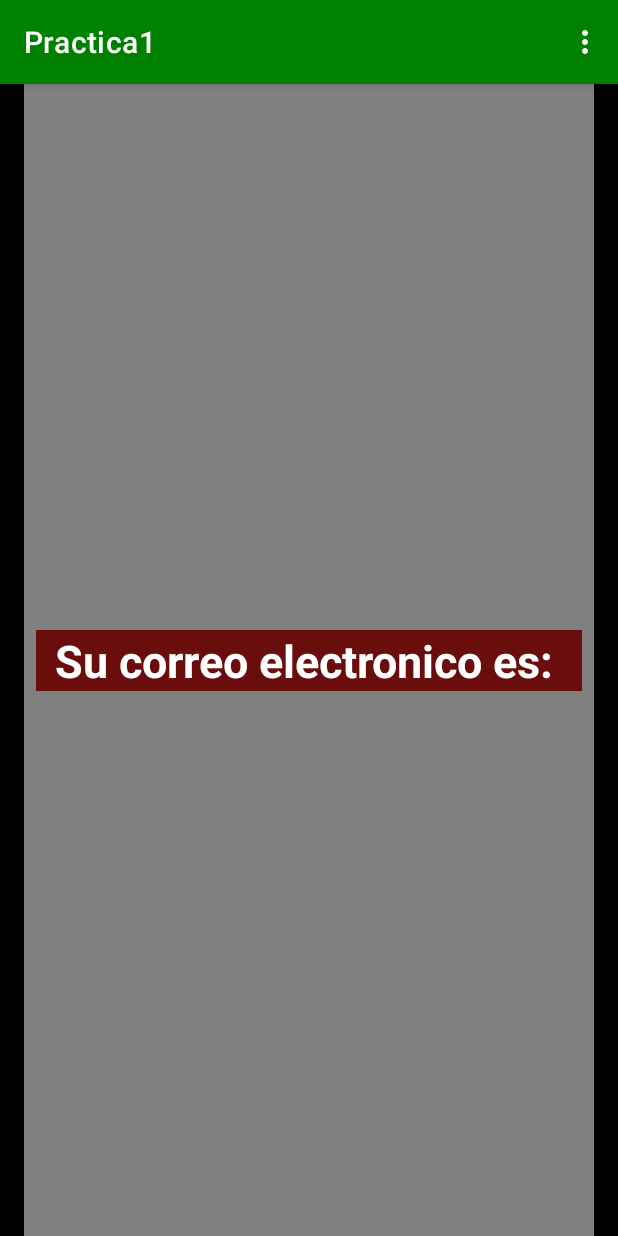
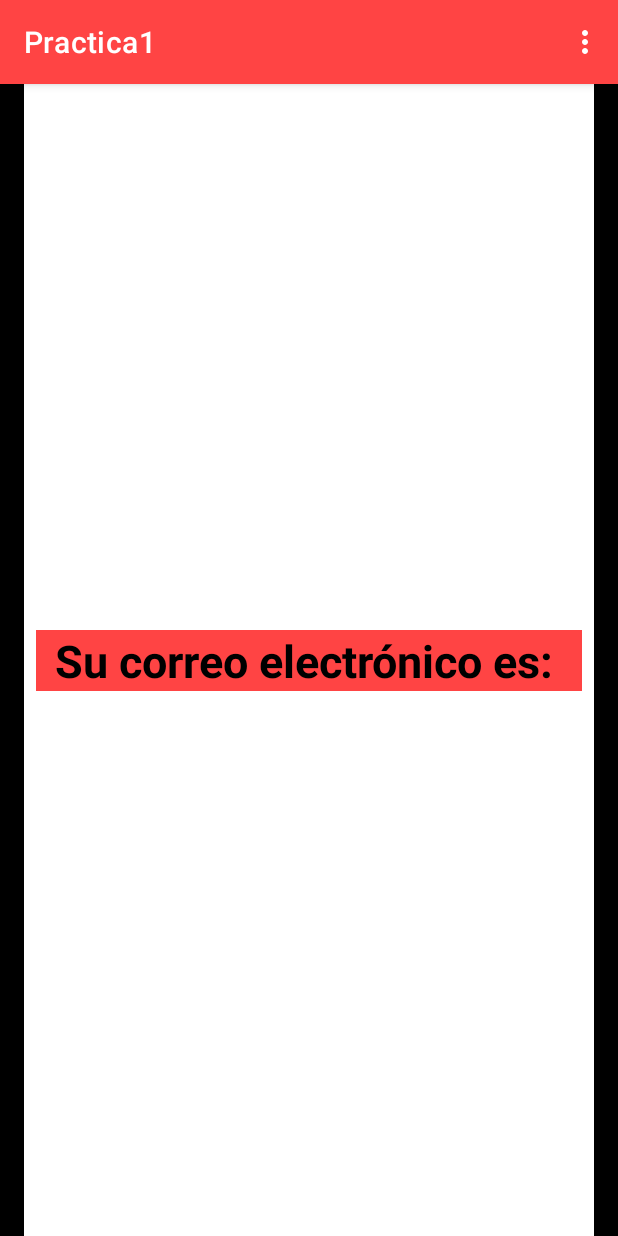
Before and after one commit to Antonio0119/Practica1, an Android app: the MainActivity screen opened directly, with no data from a screen before it, on a phone screen of 412 x 824 dp. Run offline under Robolectric (Android 15) with nearby library versions, the phone set to English and light mode, and no system bars.

Commit message:
Se modifica el diseño de la interfaz

```diff
--- a/app/src/main/java/com/techfind/myapplication/LoginActivity.kt
+++ b/app/src/main/java/com/techfind/myapplication/LoginActivity.kt
@@ -36,7 +36,7 @@ class LoginActivity : AppCompatActivity() {
                 val password = passwordEditText.text.toString()
 
                 if (email == emailReceived && password == passwordReceived && email.isNotEmpty() && password.isNotEmpty()){
-                    Toast.makeText(this@LoginActivity, "Inicio de sesion exitoso", Toast.LENGTH_SHORT).show()
+                    Toast.makeText(this@LoginActivity, "Inicio de sesión exitoso", Toast.LENGTH_SHORT).show()
                     val intent =
                         Intent(this@LoginActivity, MainActivity::class.java)
                     intent.putExtra("email", email)
--- a/app/src/main/java/com/techfind/myapplication/MainActivity.kt
+++ b/app/src/main/java/com/techfind/myapplication/MainActivity.kt
@@ -17,7 +17,7 @@ class MainActivity : AppCompatActivity() {
 
     override fun onBackPressed() {
         super.onBackPressed()
-        Toast.makeText(this,"Cerrando Practica1", Toast.LENGTH_SHORT).show()
+        Toast.makeText(this,"Cerrando Práctica 1", Toast.LENGTH_SHORT).show()
     }
 
     override fun onCreate(savedInstanceState: Bundle?) {
@@ -36,7 +36,7 @@ class MainActivity : AppCompatActivity() {
             passwordSend = passwordReceived.toString()
         }
 
-        mainBinding.resultTextView.text = "Su correo electronico es: " + emailReceived
+        mainBinding.resultTextView.text = "Su correo electrónico es: " + emailReceived
 
     }
 
--- a/app/src/main/res/layout/activity_login.xml
+++ b/app/src/main/res/layout/activity_login.xml
@@ -13,7 +13,7 @@
         android:layout_height="wrap_content"
         android:layout_marginLeft="16dp"
         android:layout_marginRight="16dp"
-        android:background="@color/gray"
+        android:background="@color/white"
         tools:context=".LoginActivity">
 
         <TextView
@@ -96,7 +96,7 @@
             android:layout_marginStart="8dp"
             android:layout_marginTop="16dp"
             android:layout_marginEnd="8dp"
-            android:backgroundTint="@color/background_input"
+            android:backgroundTint="@android:color/holo_red_dark"
             android:text="@string/login"
             android:textAllCaps="false"
             app:cornerRadius="16dp"
@@ -114,7 +114,7 @@
             android:layout_marginEnd="8dp"
             android:clickable="false"
             android:text="@string/not_have_account"
-            android:textColor="@color/blue"
+            android:textColor="@android:color/darker_gray"
             android:textSize="16sp"
             android:textStyle="italic"
             app:layout_constraintBottom_toBottomOf="parent"
--- a/app/src/main/res/layout/activity_main.xml
+++ b/app/src/main/res/layout/activity_main.xml
@@ -13,7 +13,7 @@
         android:layout_height="match_parent"
         android:layout_marginStart="16dp"
         android:layout_marginEnd="16dp"
-        android:background="@color/gray"
+        android:background="@android:color/background_light"
         tools:context=".MainActivity">
 
         <TextView
@@ -22,9 +22,9 @@
             android:layout_height="wrap_content"
             android:layout_marginLeft="8dp"
             android:layout_marginRight="8dp"
-            android:background="@color/background_input"
+            android:background="@android:color/holo_red_light"
             android:textAlignment="center"
-            android:textColor="@color/white"
+            android:textColor="@color/black"
             android:textSize="30sp"
             android:textStyle="bold"
             app:layout_constraintBottom_toBottomOf="parent"
--- a/app/src/main/res/layout/activity_register.xml
+++ b/app/src/main/res/layout/activity_register.xml
@@ -13,7 +13,7 @@
         android:layout_height="wrap_content"
         android:layout_marginLeft="16dp"
         android:layout_marginRight="16dp"
-        android:background="@color/gray"
+        android:background="@android:color/background_light"
         tools:context=".RegisterActivity">
 
         <TextView
@@ -23,7 +23,7 @@
             android:layout_marginStart="8dp"
             android:layout_marginTop="43dp"
             android:layout_marginEnd="8dp"
-            android:background="@color/white"
+            android:background="@android:color/background_light"
             android:text="@string/regist"
             android:textAlignment="center"
             android:textColor="@color/black"
@@ -238,7 +238,7 @@
             android:layout_height="wrap_content"
             android:layout_marginStart="8dp"
             android:layout_marginTop="16dp"
-            android:backgroundTint="@color/background_input"
+            android:backgroundTint="@android:color/holo_red_dark"
             android:text="@string/register"
             android:textAllCaps="false"
             app:cornerRadius="16dp"
--- a/app/src/main/res/layout/activity_splash.xml
+++ b/app/src/main/res/layout/activity_splash.xml
@@ -4,7 +4,7 @@
     xmlns:tools="http://schemas.android.com/tools"
     android:layout_width="match_parent"
     android:layout_height="match_parent"
-    android:background="@color/gray"
+    android:background="@color/white"
     tools:context=".SplashActivity">
 
     <ImageView
--- a/app/src/main/res/mipmap-anydpi-v26/logo_launcher.xml
+++ b/app/src/main/res/mipmap-anydpi-v26/logo_launcher.xml
@@ -1,5 +1,5 @@
 <?xml version="1.0" encoding="utf-8"?>
 <adaptive-icon xmlns:android="http://schemas.android.com/apk/res/android">
-    <background android:drawable="@color/logo_launcher_background"/>
+    <background android:drawable="@android:color/holo_red_light"/>
     <foreground android:drawable="@mipmap/logo_launcher_foreground"/>
 </adaptive-icon>
--- a/app/src/main/res/mipmap-anydpi-v26/logo_launcher_round.xml
+++ b/app/src/main/res/mipmap-anydpi-v26/logo_launcher_round.xml
@@ -1,5 +1,5 @@
 <?xml version="1.0" encoding="utf-8"?>
 <adaptive-icon xmlns:android="http://schemas.android.com/apk/res/android">
-    <background android:drawable="@color/logo_launcher_background"/>
+    <background android:drawable="@android:color/holo_red_light"/>
     <foreground android:drawable="@mipmap/logo_launcher_foreground"/>
 </adaptive-icon>
--- a/app/src/main/res/values/themes.xml
+++ b/app/src/main/res/values/themes.xml
@@ -2,8 +2,8 @@
     <!-- Base application theme. -->
     <style name="Theme.Practica1" parent="Theme.MaterialComponents.DayNight.DarkActionBar">
         <!-- Primary brand color. -->
-        <item name="colorPrimary">@color/green</item>
-        <item name="colorPrimaryVariant">@color/forestgreen</item>
+        <item name="colorPrimary">@android:color/holo_red_light</item>
+        <item name="colorPrimaryVariant">@android:color/holo_red_dark</item>
         <item name="colorOnPrimary">@color/white</item>
         <!-- Secondary brand color. -->
         <item name="colorSecondary">@color/teal_200</item>
```
